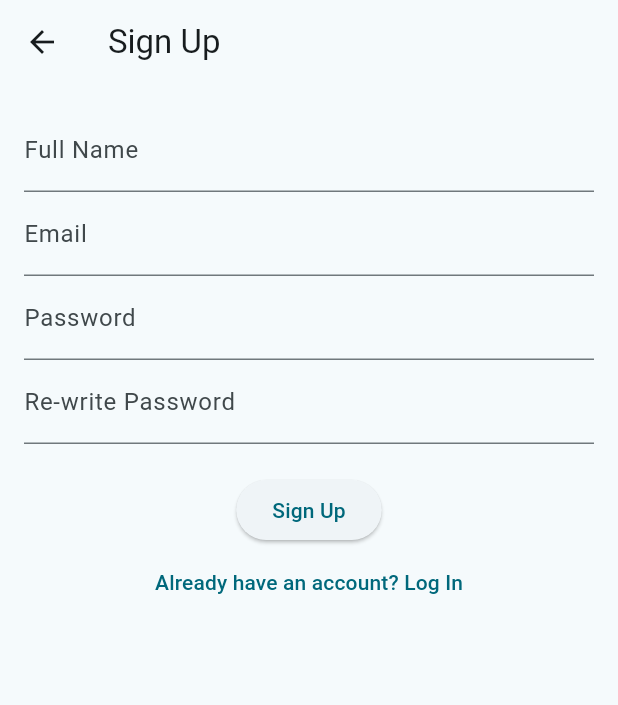
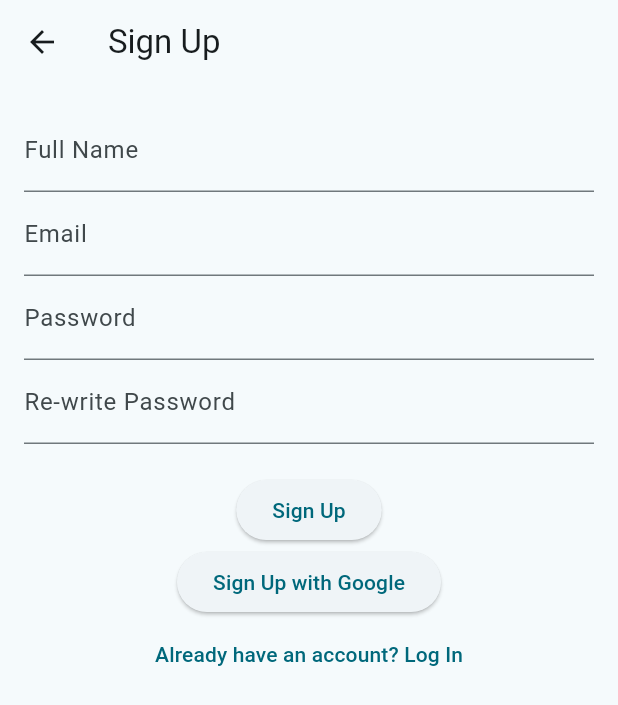
Before and after one commit to braeson-nyahera/Mindmate, a Flutter app: the screen it shows after launch, after a tap on "Don't have an account? Sign Up", on a phone screen of 412 x 824 dp. Shown: the top 705 px of the screen. Run offline on Flutter 3.47's test engine with Material 3 defaults, Android fonts, the light colour scheme and no system bars; our stand-ins replace cloud_firestore, firebase_auth, firebase_core, google_sign_in; accounts and stored records are empty.

Commit message:
google authentication added

```diff
--- a/lib/home.dart
+++ b/lib/home.dart
@@ -1,3 +1,5 @@
+import 'package:cloud_firestore/cloud_firestore.dart';
+import 'package:firebase_auth/firebase_auth.dart';
 import 'package:flutter/material.dart';
 import 'package:mindmate/components.dart';
 import 'package:mindmate/top_bar.dart';
@@ -12,15 +14,52 @@ class MyHomePage extends StatefulWidget {
 }
 
 class _MyHomePageState extends State<MyHomePage> {
+  final FirebaseAuth _auth = FirebaseAuth.instance;
+  final FirebaseFirestore _firestore = FirebaseFirestore.instance;
+  User? _user;
+  Map<String, dynamic>? _userData;
+  bool _isLoading = true;
+
+  @override
+  void initState() {
+    super.initState();
+    _getUserData();
+  }
+
+  Future<void> _getUserData() async {
+    _user = _auth.currentUser;
+    if (_user != null) {
+      DocumentSnapshot userDoc =
+          await _firestore.collection('users').doc(_user!.uid).get();
+
+      if (userDoc.exists) {
+        setState(() {
+          _userData = userDoc.data() as Map<String, dynamic>;
+          _isLoading = false;
+        });
+      } else {
+        setState(() {
+          _userData = {"name": "Unknown", "email": _user!.email};
+          _isLoading = false;
+        });
+      }
+    } else {
+      setState(() {
+        _isLoading = false;
+      });
+    }
+  }
+
   @override
   Widget build(BuildContext context) {
     return Scaffold(
       appBar: TopBar(title: 'Home'),
       drawer: DrawerWidget(),
-      body: Center(
-        child: Column(
-          children: [
-            Padding(
+      body: _isLoading
+          ? Center(child: CircularProgressIndicator())
+          : _userData == null
+              ? Center(child: Text("No user data found"))
+              : Padding(
                   padding: const EdgeInsets.all(12.0),
                   child: ClipRRect(
                     borderRadius: BorderRadius.circular(16),
@@ -33,20 +72,32 @@ class _MyHomePageState extends State<MyHomePage> {
                             children: [
                               Padding(
                                 padding: const EdgeInsets.all(8.0),
-                            child: Icon(size: 64, Icons.person),
+                                child: CircleAvatar(
+                                  radius: 40,
+                                  backgroundImage:
+                                      _userData!["photoURL"] != null &&
+                                              _userData!["photoURL"].isNotEmpty
+                                          ? NetworkImage(_userData!["photoURL"])
+                                          : null,
+                                  child: _userData!["photoURL"] == null ||
+                                          _userData!["photoURL"].isEmpty
+                                      ? Icon(Icons.person,
+                                          size: 40) // Show an icon instead
+                                      : null,
+                                ),
                               ),
                               Center(
                                 child: SizedBox(
                                   width: 300,
                                   child: Column(children: [
                                     Text(
-                                  'This is home',
+                                      "${_userData!['name']}",
                                       style: TextStyle(
                                         fontSize: 20,
                                         fontWeight: FontWeight.bold,
                                       ),
                                     ),
-                                Text('Email is here')
+                                    Text("${_userData!['email']}")
                                   ]),
                                 ),
                               ),
@@ -54,9 +105,6 @@ class _MyHomePageState extends State<MyHomePage> {
                           ),
                         )),
                   ),
-            )
-          ],
-        ),
                 ),
     );
   }
--- a/lib/users/login.dart
+++ b/lib/users/login.dart
@@ -29,6 +29,16 @@ class _LoginScreenState extends State<LoginScreen> {
     }
   }
 
+  void handleGoogleSignIn(BuildContext context) async {
+    User? user = await authService.signInWithGoogle();
+    if (user != null) {
+      print("Google Sign-In Successful: ${user.email}");
+      Navigator.pushReplacementNamed(context, '/home');
+    } else {
+      print("Google Sign-In Failed");
+    }
+  }
+
   @override
   Widget build(BuildContext context) {
     return Scaffold(
@@ -51,6 +61,10 @@ class _LoginScreenState extends State<LoginScreen> {
               onPressed: signIn,
               child: Text("Login"),
             ),
+            ElevatedButton(
+              onPressed: () => handleGoogleSignIn(context),
+              child: Text("Sign in with Google"),
+            ),
             TextButton(
               onPressed: () {
                 Navigator.pushReplacementNamed(context, '/signup');
--- a/lib/users/signup_screen.dart
+++ b/lib/users/signup_screen.dart
@@ -18,6 +18,7 @@ class _SignUpScreenState extends State<SignUpScreen> {
   final AuthService authService = AuthService();
   final CollectionReference users =
       FirebaseFirestore.instance.collection('users');
+  bool _isLoading = false;
 
   void signUp() async {
     String email = emailController.text.trim();
@@ -36,12 +37,33 @@ class _SignUpScreenState extends State<SignUpScreen> {
           'user_id': user.uid,
           'name': name,
           'email': email,
+          "photoURL": user.photoURL ?? "",
+          "createdAt": FieldValue.serverTimestamp(),
         });
         print("User Signed Up: ${user.email}");
         Navigator.pushReplacementNamed(context, '/home');
       } else {
         print("Sign Up Failed");
       }
+    }
+  }
+
+  void handleGoogleSignUp() async {
+    setState(() {
+      _isLoading = true;
+    });
+
+    User? user = await authService.signInWithGoogle();
+
+    setState(() {
+      _isLoading = false;
+    });
+
+    if (user != null) {
+      print("Google Sign-Up Successful: ${user.email}");
+      Navigator.pushReplacementNamed(context, '/home');
+    } else {
+      print("Google Sign-Up Failed");
     }
   }
 
@@ -76,6 +98,14 @@ class _SignUpScreenState extends State<SignUpScreen> {
               onPressed: signUp,
               child: Text("Sign Up"),
             ),
+            Center(
+              child: _isLoading
+                  ? CircularProgressIndicator()
+                  : ElevatedButton(
+                      onPressed: handleGoogleSignUp,
+                      child: Text("Sign Up with Google"),
+                    ),
+            ),
             TextButton(
               onPressed: () {
                 Navigator.pushReplacementNamed(context, '/login');
--- a/pubspec.yaml
+++ b/pubspec.yaml
@@ -38,6 +38,7 @@ dependencies:
   cloud_firestore: ^5.6.5
   firebase_auth: ^5.5.1
   firebase_messaging: ^15.2.4
+  google_sign_in: ^6.2.2
 
 dev_dependencies:
   flutter_test:
```
Also changed, not shown: lib/users/authservice.dart (+60 -0 lines), lib/users/google_sign_in.dart (added, +30 -0 lines), pubspec.lock, 2 other files. Lines whose indentation alone changed are shown as unchanged.
